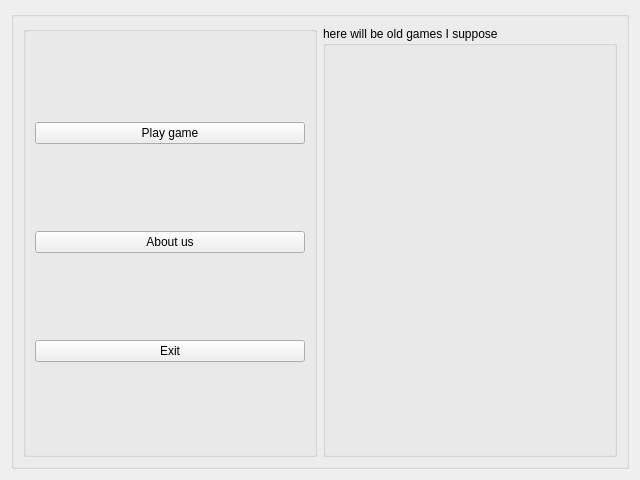
This is src/mainmenu.ui in kokhnovich/PaperTown as Qt 5 draws it before an edit. The edited form follows.
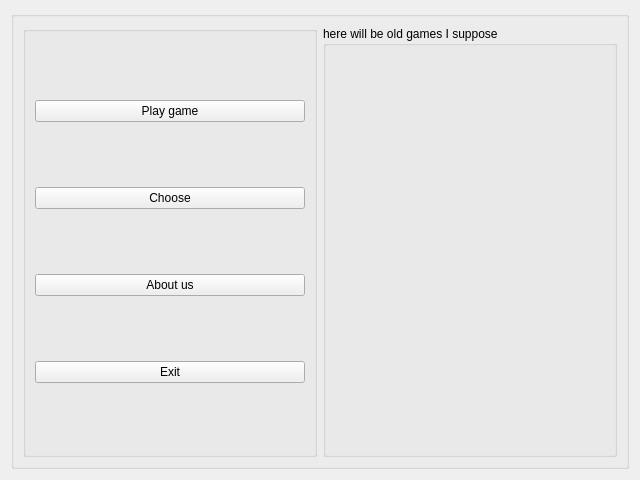
This is the edited form.

Commit message: button for changing music

```diff
--- a/src/mainmenu.ui
+++ b/src/mainmenu.ui
@@ -42,6 +42,13 @@
            </property>
           </widget>
          </item>
+         <item>
+          <widget class="QPushButton" name="chooseMusicBtn">
+           <property name="text">
+            <string>Choose</string>
+           </property>
+          </widget>
+         </item>
          <item>
           <widget class="QPushButton" name="AboutBtn">
            <property name="text">
```
The commit also changes 5 other files.
